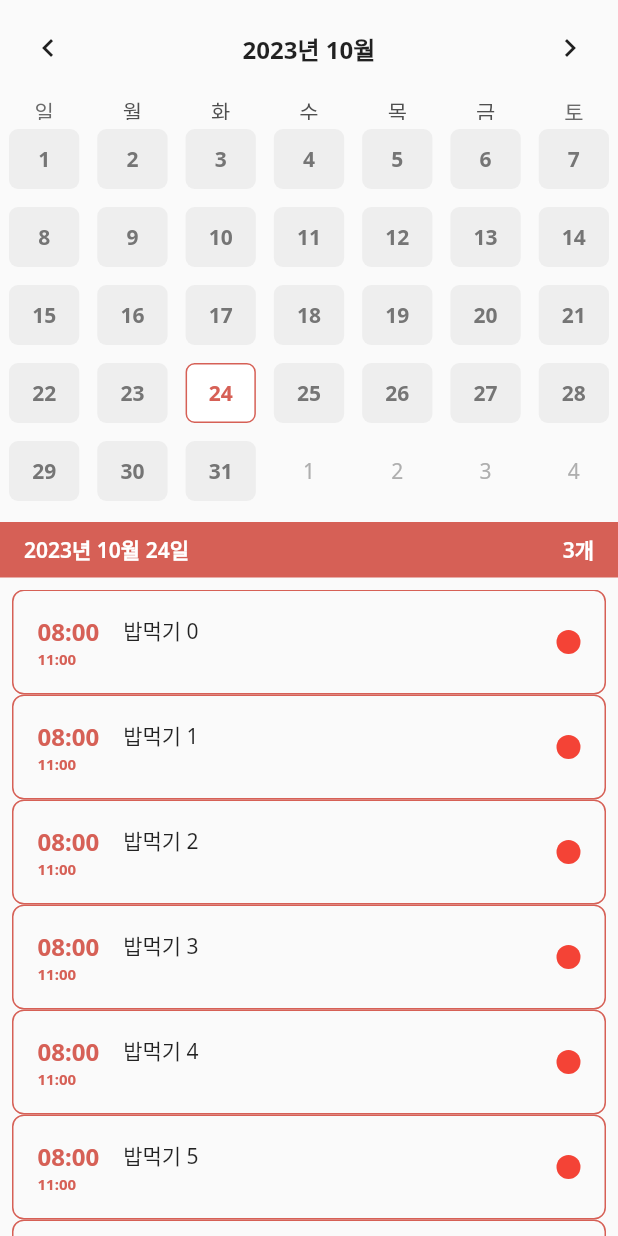
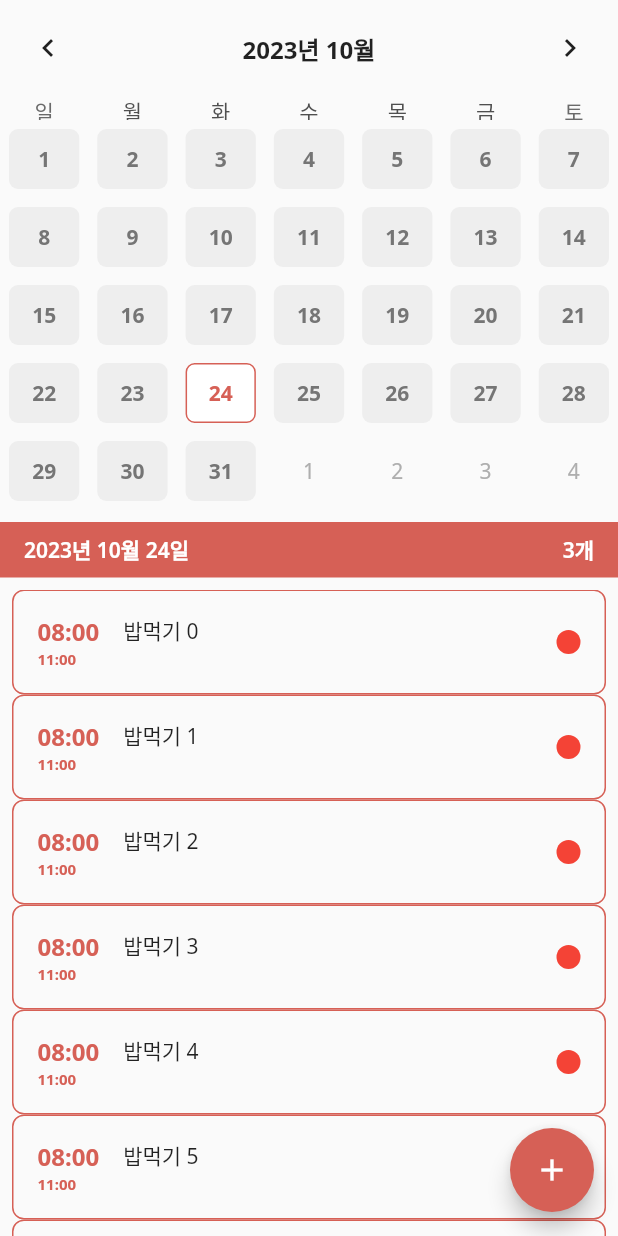
Before and after one commit to Yeonny0723/calendar_scheduler, a Flutter app: the screen it shows after launch, on a phone screen of 412 x 824 dp. Run offline on Flutter 3.47's test engine with Material 2 defaults, Android fonts, the phone set to English and light mode, and no system bars; drawn by our look-alikes of table_calendar.

Commit message:
feat: bottom sheet 컴포넌트

```diff
--- a/lib/screen/home_screen.dart
+++ b/lib/screen/home_screen.dart
@@ -1,5 +1,7 @@
 import 'package:calendar_scheduler/component/calendar.dart';
+import 'package:calendar_scheduler/component/schedule_bottom_sheet.dart';
 import 'package:calendar_scheduler/component/schedule_card.dart';
+import 'package:calendar_scheduler/constant/colors.dart';
 import 'package:calendar_scheduler/today_banner.dart';
 import 'package:flutter/material.dart';
 
@@ -21,6 +23,7 @@ class _HomeScreenState extends State<HomeScreen> {
   @override
   Widget build(BuildContext context) {
     return Scaffold(
+      floatingActionButton: renderFloatingActionButton(),
         body: SafeArea(
       child: Column(
         children: [
@@ -32,7 +35,36 @@ class _HomeScreenState extends State<HomeScreen> {
           SizedBox(height: 8.0), // -- margin 역할
           TodayBanner(selectedDay: DateTime.now(), scheduleCount: 3),
           SizedBox(height: 8.0),
-          Expanded(
+          _ScheduleList()
+        ],
+      ),
+    ));
+  }
+
+  FloatingActionButton renderFloatingActionButton(){ // -- 플로팅 버튼을 반환하는 함수
+    return FloatingActionButton(onPressed: (){ // -- 클릭 시 bottom sheet 반환
+      showModalBottomSheet(context: context, isScrollControlled: true, builder: (_){
+        return ScheduleBottomSheet(); // -- isScrollControlled로 최대 bottomsheet 높이 리셋
+      });
+    },backgroundColor: PRIMARY_COLOR,
+    child: Icon(Icons.add));
+  }
+
+  void onDaySelected(DateTime selectedDay, DateTime focusedDay) {
+    // -- 특정 날짜 누를 떄 실행
+    setState(() {
+      this.selectedDay = selectedDay;
+      this.focusedDay = focusedDay;
+    });
+  }
+}
+
+class _ScheduleList extends StatelessWidget {
+  const _ScheduleList({super.key});
+
+  @override
+  Widget build(BuildContext context) {
+    return Expanded(
       child: Padding(
           padding: const EdgeInsets.symmetric(horizontal: 8.0),
           // -- 리스트를 보여줄 수 있는 위젯 ListView
@@ -50,17 +82,6 @@ class _HomeScreenState extends State<HomeScreen> {
               );
             },
           )),
-          )
-        ],
-      ),
-    ));
-  }
-
-  void onDaySelected(DateTime selectedDay, DateTime focusedDay) {
-    // -- 특정 날짜 누를 떄 실행
-    setState(() {
-      this.selectedDay = selectedDay;
-      this.focusedDay = focusedDay;
-    });
+    );
   }
 }
```
Also changed, not shown: lib/component/schedule_bottom_sheet.dart (added, +22 -0 lines). Lines whose indentation alone changed are shown as unchanged.
